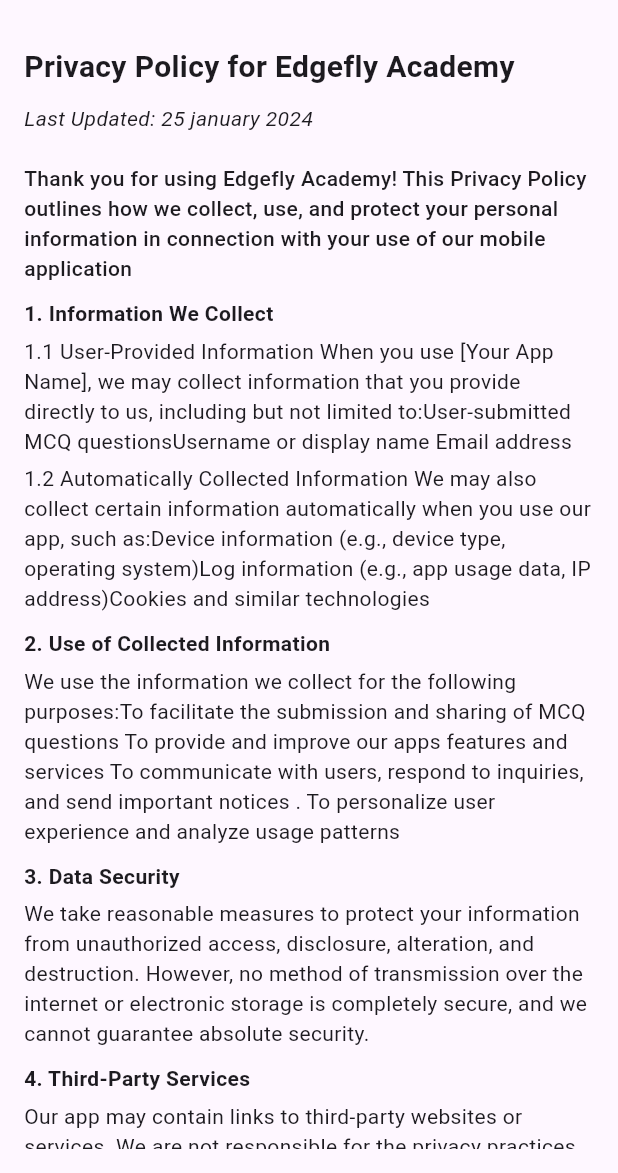
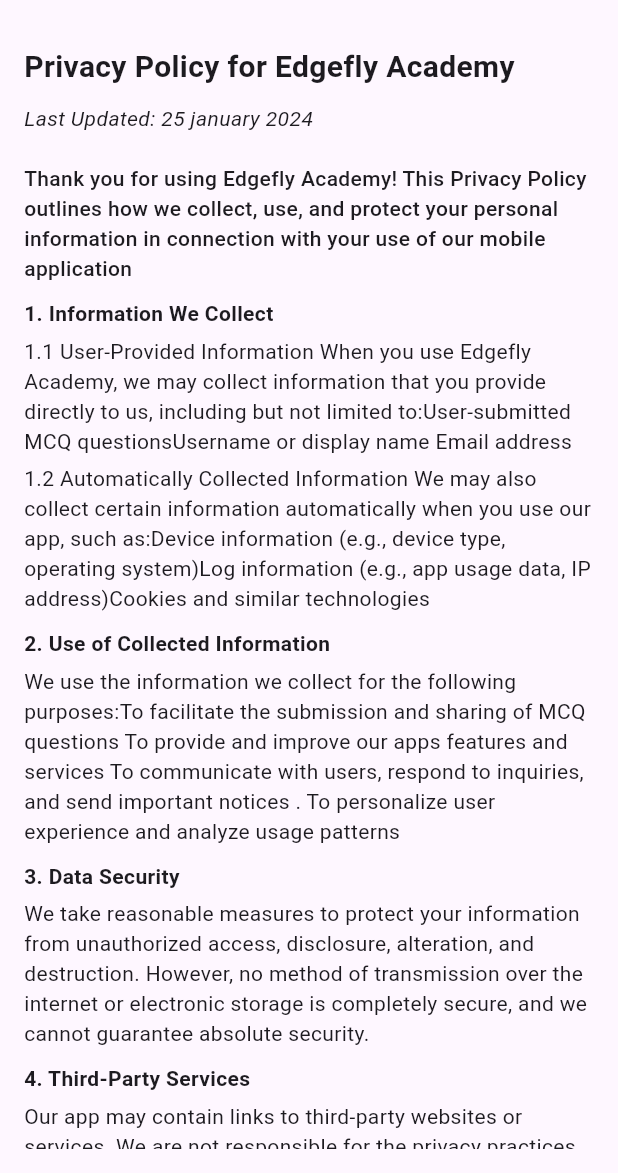
Before and after one commit to SagorSamadder/sAcademy-teacher, a Flutter app: the screen it shows once a user with an empty profile is signed in, in the side drawer, after a tap on "Privacy policy", on a phone screen of 412 x 824 dp, the part 63-1236 px from its top. Run offline on Flutter 3.47's test engine with Material 3 defaults, Android fonts, the phone set to English and light mode, and no system bars; our stand-ins replace cloud_firestore, firebase_auth, firebase_core, firebase_storage, get, image_picker and 1 more; accounts and stored records are empty.

Commit message:
complete app

```diff
--- a/lib/app/privacy_policy/String/privacy_policy_string.dart
+++ b/lib/app/privacy_policy/String/privacy_policy_string.dart
@@ -2,7 +2,7 @@ var thankyoutext =
     'Thank you for using Edgefly Academy! This Privacy Policy outlines how we collect, use, and protect your personal information in connection with your use of our mobile application';
 
 var informationwecolllect1 =
-    '1.1 User-Provided Information When you use [Your App Name], we may collect information that you provide directly to us, including but not limited to:User-submitted MCQ questionsUsername or display name Email address ';
+    '1.1 User-Provided Information When you use Edgefly Academy, we may collect information that you provide directly to us, including but not limited to:User-submitted MCQ questionsUsername or display name Email address ';
 
 var informationcollect2 =
     '1.2 Automatically Collected Information We may also collect certain information automatically when you use our app, such as:Device information (e.g., device type, operating system)Log information (e.g., app usage data, IP address)Cookies and similar technologies';
```
